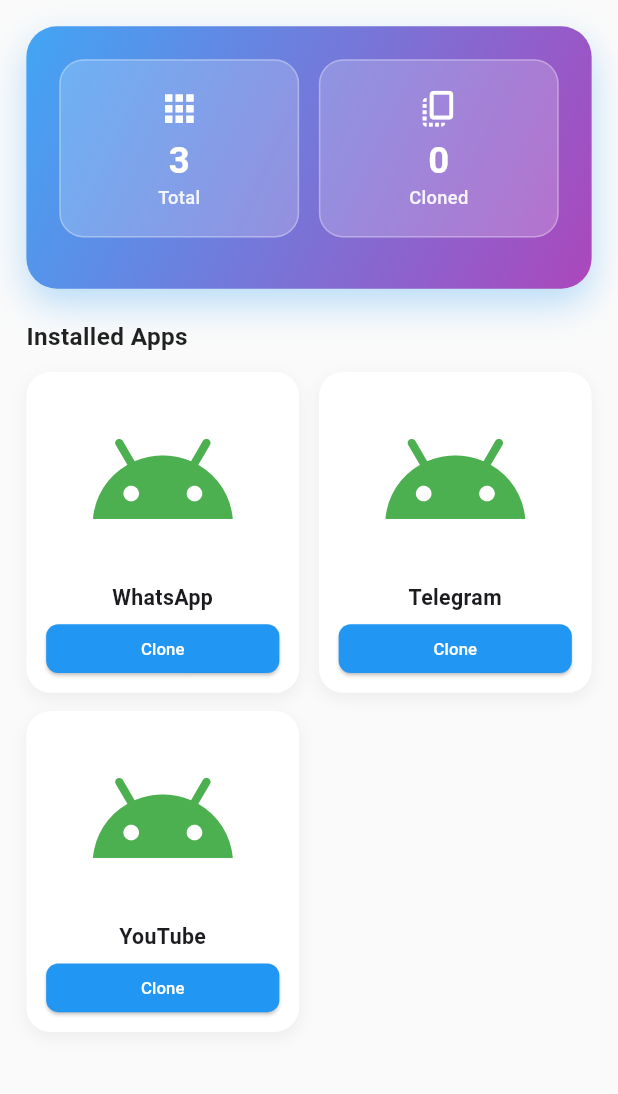
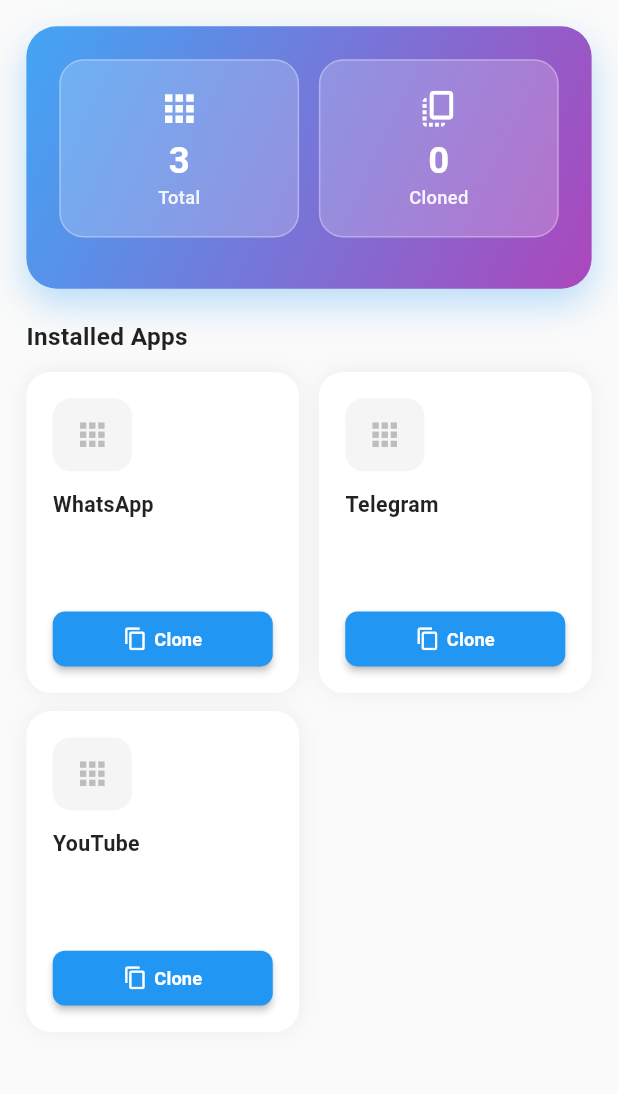
Before and after one commit to KiloMikeTango/kloner, a Flutter app: the screen it shows after launch, on a phone screen of 412 x 824 dp, the part 84-1178 px from its top. Run offline on Flutter 3.47's test engine with Material 3 defaults, Android fonts, the phone set to English and light mode, and no system bars; our stand-ins replace dartz, equatable, flutter_bloc, flutter_screenutil, flutter_secure_storage, get_it; missing offline and left inert: installed_apps.

Commit message:
cloning duplicate fixed; showing progress indicator on every button fixed

```diff
--- a/lib/features/app_cloner/domain/repositories/app_repository.dart
+++ b/lib/features/app_cloner/domain/repositories/app_repository.dart
@@ -1,8 +1,9 @@
+// lib/features/app_cloner/domain/repositories/app_repository.dart
 import 'package:dartz/dartz.dart';
 import 'package:kloner/core/errors/failures.dart';
 import '../entities/app_entity.dart';
 
 abstract class AppRepository {
   Future<Either<Failure, List<AppEntity>>> getInstalledApps();
-  Future<Either<Failure, bool>> cloneApp(String packageName);
+  Future<Either<Failure, bool>> cloneApp(String targetPackageName);
 }
--- a/lib/features/app_cloner/domain/usecases/clone_app.dart
+++ b/lib/features/app_cloner/domain/usecases/clone_app.dart
@@ -1,3 +1,4 @@
+// lib/features/app_cloner/domain/usecases/clone_app.dart
 import 'package:dartz/dartz.dart';
 import 'package:kloner/core/errors/failures.dart';
 import 'package:kloner/core/utils/usecase.dart';
@@ -9,7 +10,7 @@
   CloneApp(this.repository);
 
   @override
-  Future<Either<Failure, bool>> call(String params) async {
-    return await repository.cloneApp(params);
+  Future<Either<Failure, bool>> call(String packageName) async {
+    return await repository.cloneApp(packageName);
   }
 }
--- a/lib/features/app_cloner/presentation/bloc/app_cloner_bloc.dart
+++ b/lib/features/app_cloner/presentation/bloc/app_cloner_bloc.dart
@@ -33,23 +33,46 @@
   }
 
   Future<void> _onCloneApp(CloneAppEvent event, Emitter<AppClonerState> emit) async {
-    if (state is AppClonerLoaded) {
-      final currentState = state as AppClonerLoaded;
-      emit(currentState.copyWith(isCloning: true));
+  if (state is AppClonerLoaded) {
+    final currentState = state as AppClonerLoaded;
+    final packageName = event.packageName;
 
-      final result = await cloneApp(event.packageName);
-      result.fold(
-        (failure) => emit(currentState.copyWith(
-          isCloning: false,
-          error: _mapFailureToMessage(failure),
-        )),
-        (_) => emit(currentState.copyWith(
-          isCloning: false,
-          clonedApps: [...currentState.clonedApps, event.packageName],
-        )),
-      );
+    // ✅ PREVENT DUPLICATES
+    if (currentState.clonedApps.contains(packageName)) {
+      emit(currentState.copyWith(error: 'Already cloned!'));
+      return;
+    }
+
+    // ✅ Set PER-APP cloning state
+    final newCloningApps = Map<String, bool>.from(currentState.cloningApps);
+    newCloningApps[packageName] = true;
+
+    emit(currentState.copyWith(cloningApps: newCloningApps));
+
+    try {
+      // ✅ 3 second simulation (replace with real cloneApp later)
+      await Future.delayed(const Duration(seconds: 3));
+
+      // ✅ SUCCESS - Add to cloned list
+      final newClonedApps = [...currentState.clonedApps, packageName];
+      newCloningApps[packageName] = false;
+
+      emit(currentState.copyWith(
+        clonedApps: newClonedApps,
+        cloningApps: newCloningApps,
+      ));
+    } catch (e) {
+      // ✅ ERROR - Reset only this app
+      newCloningApps[packageName] = false;
+      emit(currentState.copyWith(
+        cloningApps: newCloningApps,
+        error: 'Clone failed: $e',
+      ));
     }
   }
+}
+
+
 
   String _mapFailureToMessage(Failure failure) {
     return failure is SecurityFailure
--- a/lib/features/app_cloner/presentation/bloc/app_cloner_state.dart
+++ b/lib/features/app_cloner/presentation/bloc/app_cloner_state.dart
@@ -17,14 +17,16 @@
 
 class AppClonerLoaded extends AppClonerState {
   final List<AppEntity> apps;
-  final bool isCloning;
+  final bool isCloning;                    // Global for StatsCard
   final List<String> clonedApps;
-  final String? error;
+  final Map<String, bool> cloningApps;     // Per-app cloning state ✅ NEW
+  final String? error;                     // ✅ FIXED: Added error field
 
   const AppClonerLoaded({
     required this.apps,
     this.isCloning = false,
     this.clonedApps = const [],
+    this.cloningApps = const {},
     this.error,
   });
 
@@ -32,23 +34,24 @@
     List<AppEntity>? apps,
     bool? isCloning,
     List<String>? clonedApps,
+    Map<String, bool>? cloningApps,
     String? error,
   }) {
     return AppClonerLoaded(
       apps: apps ?? this.apps,
       isCloning: isCloning ?? this.isCloning,
       clonedApps: clonedApps ?? this.clonedApps,
-      error: error ?? this.error,
+      cloningApps: cloningApps ?? this.cloningApps,
+      error: error ?? this.error,              // ✅ FIXED: Now works
     );
   }
 
   @override
-  List<Object?> get props => [apps, isCloning, clonedApps, error];
+  List<Object?> get props => [apps, isCloning, clonedApps, cloningApps, error];
 }
 
 class AppClonerError extends AppClonerState {
-  final String message;  // ✅ FIXED: Added message field
-
+  final String message;
   const AppClonerError(this.message);
 
   @override
--- a/lib/features/app_cloner/presentation/widgets/app_grid.dart
+++ b/lib/features/app_cloner/presentation/widgets/app_grid.dart
@@ -2,8 +2,8 @@
 import 'package:flutter/material.dart';
 import 'package:flutter_bloc/flutter_bloc.dart';
 import 'package:flutter_screenutil/flutter_screenutil.dart';
+import 'package:kloner/features/app_cloner/domain/entities/app_entity.dart';
 import '../bloc/app_cloner_bloc.dart';
-import 'app_tile.dart';
 
 class AppGrid extends StatelessWidget {
   const AppGrid({Key? key}) : super(key: key);
@@ -12,38 +12,201 @@
   Widget build(BuildContext context) {
     return BlocBuilder<AppClonerBloc, AppClonerState>(
       builder: (context, state) {
-        if (state is AppClonerLoaded) {
+        // ✅ Show loading skeleton for non-loaded states
+        if (state is AppClonerLoading || state is! AppClonerLoaded) {
+          return GridView.builder(
+            shrinkWrap: true,
+            physics: const NeverScrollableScrollPhysics(),
+            gridDelegate: SliverGridDelegateWithFixedCrossAxisCount(
+              crossAxisCount: 2,
+              childAspectRatio: 0.85,
+              crossAxisSpacing: 12.w,
+              mainAxisSpacing: 12.h,
+            ),
+            itemCount: 6,
+            itemBuilder: (context, index) => _buildSkeletonTile(),
+          );
+        }
+
+        final apps = state.apps;
+        if (apps.isEmpty) return const SizedBox();
+
         return LayoutBuilder(
           builder: (context, constraints) {
-              // Dynamically calculate columns: 2 for phones, 3-4 for tablets
             int crossAxisCount = constraints.maxWidth > 600 ? 3 : 2;
             if (constraints.maxWidth > 900) crossAxisCount = 4;
 
             return GridView.builder(
-                // Removed shrinkWrap for performance; using Sliver in Home instead
               shrinkWrap: true,
               physics: const NeverScrollableScrollPhysics(),
               gridDelegate: SliverGridDelegateWithFixedCrossAxisCount(
                 crossAxisCount: crossAxisCount,
-                  childAspectRatio: 0.85, // Adjusted for vertical tile layout
+                childAspectRatio: 0.85,
                 crossAxisSpacing: 12.w,
                 mainAxisSpacing: 12.h,
               ),
-                itemCount: state.apps.length,
+              itemCount: apps.length,
               itemBuilder: (context, index) {
-                  final app = state.apps[index];
-                  return AppTile(
-                    app: app,
-                    isCloned: state.clonedApps.contains(app.packageName),
-                    isCloning: state.isCloning,
+                final app = apps[index];
+                final isCloned = state.clonedApps.contains(app.packageName);
+                // ✅ FIXED: Pass full state for per-app cloning
+                return _buildAppTile(context, app, isCloned, state);
+              },
             );
           },
         );
       },
     );
   }
-        return const SizedBox();
-      },
+
+  Widget _buildSkeletonTile() {
+    return Container(
+      decoration: BoxDecoration(
+        color: Colors.grey[200],
+        borderRadius: BorderRadius.circular(16.r),
+      ),
+      child: Column(
+        children: [
+          Container(width: 48.w, height: 48.h, color: Colors.grey[300]),
+          SizedBox(height: 12.h),
+          Container(width: 80.w, height: 16.h, color: Colors.grey[300]),
+          SizedBox(height: 12.h),
+          Container(
+            width: double.infinity,
+            height: 32.h,
+            color: Colors.grey[300],
+          ),
+        ],
+      ),
     );
   }
+
+  Widget _buildAppTile(
+    BuildContext context,
+    AppEntity app,
+    bool isCloned,
+    AppClonerState state,
+  ) {
+    // ✅ FIXED: Get per-app cloning state
+    final isCloningThisApp = state is AppClonerLoaded
+        ? state.cloningApps[app.packageName] ?? false
+        : false;
+
+    return Container(
+      decoration: BoxDecoration(
+        color: Colors.white,
+        borderRadius: BorderRadius.circular(16.r),
+        boxShadow: [
+          BoxShadow(color: Colors.black.withOpacity(0.05), blurRadius: 10.r),
+        ],
+      ),
+      child: Material(
+        color: Colors.transparent,
+        child: InkWell(
+          borderRadius: BorderRadius.circular(16.r),
+          onTap: (isCloned || isCloningThisApp)
+              ? null
+              : () => _onCloneTap(context, app.packageName),
+          child: Padding(
+            padding: EdgeInsets.all(16.w),
+            child: Column(
+              crossAxisAlignment: CrossAxisAlignment.start,
+              children: [
+                // ✅ App Icon
+                Container(
+                  width: 48.w,
+                  height: 48.h,
+                  decoration: BoxDecoration(
+                    color: Colors.grey[100],
+                    borderRadius: BorderRadius.circular(12.r),
+                  ),
+                  child: app.icon != null
+                      ? ClipRRect(
+                          borderRadius: BorderRadius.circular(12.r),
+                          child: Image.memory(app.icon!, fit: BoxFit.cover),
+                        )
+                      : Icon(Icons.apps, size: 24.sp, color: Colors.grey[400]),
+                ),
+                SizedBox(height: 12.h),
+
+                // ✅ App Name
+                Expanded(
+                  child: Text(
+                    app.appName,
+                    style: TextStyle(
+                      fontSize: 14.sp,
+                      fontWeight: FontWeight.w600,
+                      color: Colors.black87,
+                    ),
+                    maxLines: 2,
+                    overflow: TextOverflow.ellipsis,
+                  ),
+                ),
+
+                SizedBox(height: 8.h),
+
+                // ✅ PERFECT BUTTON - Individual app states
+                SizedBox(
+                  width: double.infinity,
+                  height: 36.h,
+                  child: ElevatedButton(
+                    onPressed: (isCloned || isCloningThisApp)
+                        ? null
+                        : () => _onCloneTap(context, app.packageName),
+                    style: ElevatedButton.styleFrom(
+                      backgroundColor: isCloned
+                          ? Colors.green.shade500
+                          : isCloningThisApp
+                          ? Colors.orange.shade500
+                          : Colors.blue.shade500,
+                      foregroundColor: Colors.white,
+                      shape: RoundedRectangleBorder(
+                        borderRadius: BorderRadius.circular(8.r),
+                      ),
+                      elevation: isCloned ? 0 : 2,
+                    ),
+                    child: Row(
+                      mainAxisAlignment: MainAxisAlignment.center,
+                      children: [
+                        if (isCloningThisApp)
+                          SizedBox(
+                            width: 16.w,
+                            height: 16.h,
+                            child: CircularProgressIndicator(
+                              strokeWidth: 2.w,
+                              color: Colors.white,
+                            ),
+                          )
+                        else if (isCloned)
+                          Icon(Icons.check, size: 16.sp)
+                        else
+                          Icon(Icons.copy, size: 16.sp),
+
+                        SizedBox(width: 4.w),
+                        Text(
+                          isCloned
+                              ? 'Cloned'
+                              : isCloningThisApp
+                              ? 'Cloning...'
+                              : 'Clone',
+                          style: TextStyle(
+                            fontSize: 12.sp,
+                            fontWeight: FontWeight.w600,
+                          ),
+                        ),
+                      ],
+                    ),
+                  ),
+                ),
+              ],
+            ),
+          ),
+        ),
+      ),
+    );
   }
+
+  void _onCloneTap(BuildContext context, String packageName) {
+    context.read<AppClonerBloc>().add(CloneAppEvent(packageName));
+  }
+}
```
Lines whose indentation alone changed are shown as unchanged.
